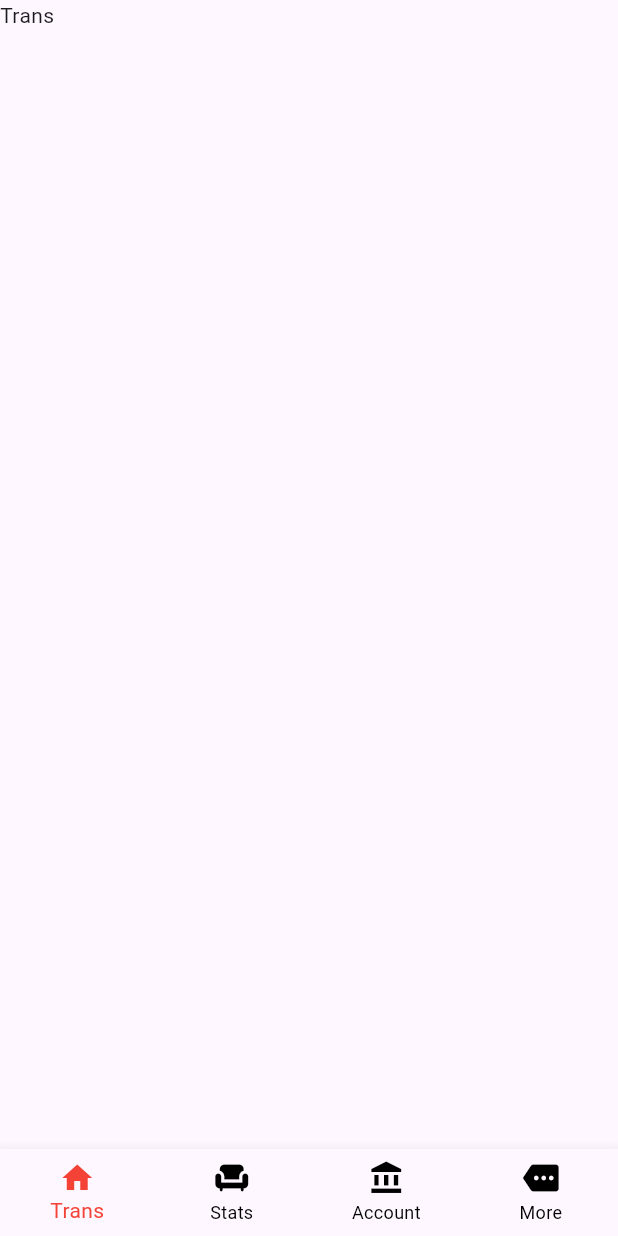
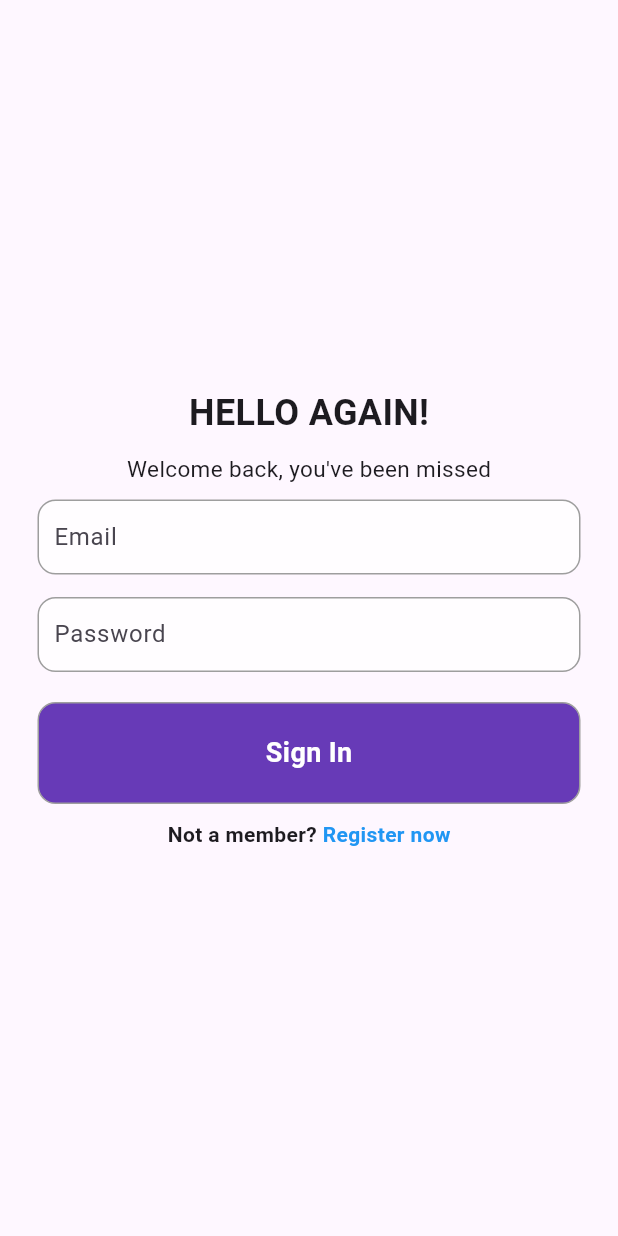
Before and after one commit to xuantruongit32/money-manager, a Flutter app: the screen it shows after launch, on a phone screen of 412 x 824 dp. Run offline on Flutter 3.47's test engine with Material 3 defaults, Android fonts, the phone set to English and light mode, and no system bars; our stand-ins replace gap.

Commit message:
add login page

```diff
--- /dev/null
+++ b/moneymanager/lib/auth/login.dart
@@ -0,0 +1,120 @@
+import 'package:flutter/material.dart';
+import 'package:gap/gap.dart';
+
+class Login extends StatefulWidget {
+  Login({Key? key}) : super(key: key);
+
+  @override
+  _LoginState createState() => _LoginState();
+}
+
+class _LoginState extends State<Login> {
+  @override
+  Widget build(BuildContext context) {
+    return Scaffold(
+      body: Center(
+        child: Column(
+          mainAxisAlignment: MainAxisAlignment.center,
+          children: [
+            Text(
+              "HELLO AGAIN!",
+              style: TextStyle(
+                fontSize: 24,
+                fontWeight: FontWeight.bold,
+              ),
+            ),
+            const Gap(10),
+            Text(
+              "Welcome back, you've been missed",
+              style: TextStyle(fontSize: 15),
+            ),
+            const Gap(10),
+            Padding(
+              padding: const EdgeInsets.symmetric(horizontal: 25),
+              child: Container(
+                decoration: BoxDecoration(
+                  color: Colors.white70,
+                  borderRadius: BorderRadius.circular(12),
+                  border: Border.all(
+                    color: Colors.grey,
+                  ),
+                ),
+                child: Padding(
+                  padding: EdgeInsets.only(left: 10),
+                  child: TextField(
+                    decoration: InputDecoration(
+                      border: InputBorder.none,
+                      hintText: 'Email',
+                    ),
+                  ),
+                ),
+              ),
+            ),
+            const Gap(15),
+            Padding(
+              padding: const EdgeInsets.symmetric(horizontal: 25),
+              child: Container(
+                decoration: BoxDecoration(
+                  color: Colors.white70,
+                  borderRadius: BorderRadius.circular(12),
+                  border: Border.all(
+                    color: Colors.grey,
+                  ),
+                ),
+                child: Padding(
+                  padding: EdgeInsets.only(left: 10),
+                  child: TextField(
+                    obscureText: true,
+                    decoration: InputDecoration(
+                      border: InputBorder.none,
+                      hintText: 'Password',
+                    ),
+                  ),
+                ),
+              ),
+            ),
+            const Gap(20),
+            Padding(
+              padding: EdgeInsets.symmetric(horizontal: 25),
+              child: Container(
+                padding: EdgeInsets.all(20),
+                decoration: BoxDecoration(
+                  color: Colors.deepPurple,
+                  border: Border.all(color: Colors.grey),
+                  borderRadius: BorderRadius.circular(12),
+                ),
+                child: Center(
+                  child: Text(
+                    'Sign In',
+                    style: TextStyle(
+                      fontSize: 18,
+                      color: Colors.white,
+                      fontWeight: FontWeight.bold,
+                    ),
+                  ),
+                ),
+              ),
+            ),
+            const Gap(10),
+            Row(
+              mainAxisAlignment: MainAxisAlignment.center,
+              children: [
+                Text(
+                  'Not a member? ',
+                  style: TextStyle(fontWeight: FontWeight.bold),
+                ),
+                Text(
+                  'Register now',
+                  style: TextStyle(
+                    color: Colors.blue,
+                    fontWeight: FontWeight.bold,
+                  ),
+                ),
+              ],
+            )
+          ],
+        ),
+      ),
+    );
+  }
+}
--- a/moneymanager/lib/main.dart
+++ b/moneymanager/lib/main.dart
@@ -1,8 +1,5 @@
 import 'package:flutter/material.dart';
-import 'package:moneyManager/services/pages/tabs/account.dart';
-import 'package:moneyManager/services/pages/tabs/trans.dart';
-import 'package:moneyManager/services/pages/tabs/more.dart';
-import 'package:moneyManager/services/pages/tabs/stats.dart';
+import 'package:moneyManager/auth/login.dart';
 
 void main() {
   runApp(MoneyManager());
@@ -16,38 +13,10 @@
 }
 
 class _MoneyManagerState extends State<MoneyManager> {
-  var _currentIndex = 0;
-
-  final tabs = [
-    Trans(),
-    Stats(),
-    Account(),
-    More(),
-  ];
   @override
   Widget build(BuildContext context) {
     return MaterialApp(
-      home: Scaffold(
-        body: tabs[_currentIndex],
-        bottomNavigationBar: BottomNavigationBar(
-          type: BottomNavigationBarType.fixed,
-          unselectedItemColor: Colors.black,
-          fixedColor: Colors.red.shade500,
-          items: const [
-            BottomNavigationBarItem(icon: Icon(Icons.home), label: 'Trans'),
-            BottomNavigationBarItem(icon: Icon(Icons.chair), label: 'Stats'),
-            BottomNavigationBarItem(
-                icon: Icon(Icons.account_balance), label: 'Account'),
-            BottomNavigationBarItem(icon: Icon(Icons.more), label: 'More'),
-          ],
-          currentIndex: _currentIndex,
-          onTap: (index) {
-            setState(() {
-              _currentIndex = index;
-            });
-          },
-        ),
-      ),
+      home: Login(),
     );
   }
 }
--- /dev/null
+++ b/moneymanager/lib/services/pages/others/homePage.dart
@@ -0,0 +1,47 @@
+import 'package:flutter/material.dart';
+import 'package:moneyManager/services/pages/tabs/account.dart';
+import 'package:moneyManager/services/pages/tabs/trans.dart';
+import 'package:moneyManager/services/pages/tabs/more.dart';
+import 'package:moneyManager/services/pages/tabs/stats.dart';
+class MoneyManager extends StatefulWidget {
+  MoneyManager({Key? key}) : super(key: key);
+
+  @override
+  _MoneyManagerState createState() => _MoneyManagerState();
+}
+
+class _MoneyManagerState extends State<MoneyManager> {
+  var _currentIndex = 0;
+
+  final tabs = [
+    Trans(),
+    Stats(),
+    Account(),
+    More(),
+  ];
+  @override
+  Widget build(BuildContext context) {
+    return
+      Scaffold(
+        body: tabs[_currentIndex],
+        bottomNavigationBar: BottomNavigationBar(
+          type: BottomNavigationBarType.fixed,
+          unselectedItemColor: Colors.black,
+          fixedColor: Colors.red.shade500,
+          items: const [
+            BottomNavigationBarItem(icon: Icon(Icons.home), label: 'Trans'),
+            BottomNavigationBarItem(icon: Icon(Icons.chair), label: 'Stats'),
+            BottomNavigationBarItem(
+                icon: Icon(Icons.account_balance), label: 'Account'),
+            BottomNavigationBarItem(icon: Icon(Icons.more), label: 'More'),
+          ],
+          currentIndex: _currentIndex,
+          onTap: (index) {
+            setState(() {
+              _currentIndex = index;
+            });
+          },
+        ),
+    );
+  }
+}
--- a/moneymanager/pubspec.yaml
+++ b/moneymanager/pubspec.yaml
@@ -37,6 +37,7 @@ dependencies:
   cupertino_icons: ^1.0.2
   uuid: ^4.3.3
   flutter_launcher_icons: ^0.13.1
+  gap: ^3.0.1
 
 dev_dependencies:
   flutter_test:
```
Also changed, not shown: moneymanager/pubspec.lock.
